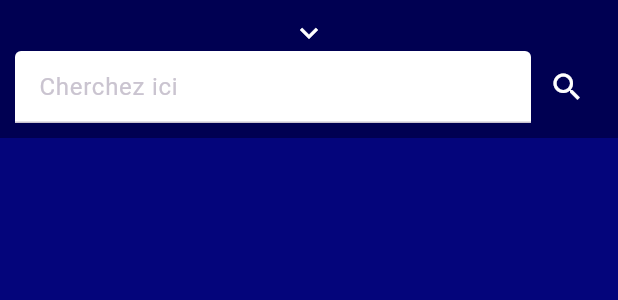
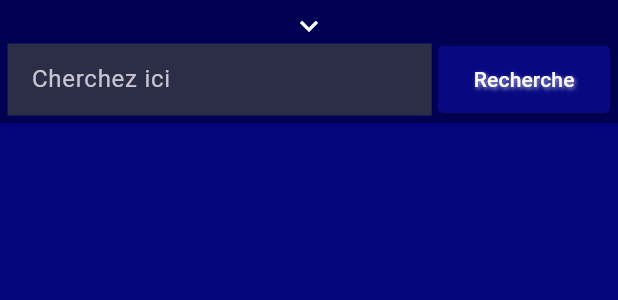
Before and after one commit to MCDiYae/dictionnary_app, a Flutter app: the BottomSearchBar widget shown alone on an empty page, opened directly, after a tap on the "keyboard arrow up" icon, on a phone screen of 412 x 824 dp. Shown: the top 300 px of the screen. Run offline on Flutter 3.47's test engine with Material 3 defaults, Android fonts, the phone set to English and light mode, and no system bars.

Commit message:
ui complete

```diff
--- a/lib/widgets/button_search_bar.dart
+++ b/lib/widgets/button_search_bar.dart
@@ -38,7 +38,7 @@ class _BottomSearchBarState extends State<BottomSearchBar> {
   Widget _buildExpandedBar() {
     return Container(
       color: colorSearchButt,
-      padding: const EdgeInsets.all(10),
+      padding: const EdgeInsets.all(5),
       child: Column(
         mainAxisSize: MainAxisSize.min,
         children: [
@@ -52,15 +52,45 @@ class _BottomSearchBarState extends State<BottomSearchBar> {
                 child: TextField(
                   decoration: InputDecoration(
                     hintText: 'Cherchez ici',
-                    fillColor: Colors.white,
+                    fillColor: cardColor,
                     filled: true,
+                    border: InputBorder.none,
                   ),
                 ),
               ),
-              IconButton(
-                icon: const Icon(Icons.search, color: Colors.white),
-                onPressed: () {},
+              const SizedBox(
+                width: 4,
               ),
+              SizedBox(
+                height: 45,
+                child: ElevatedButton(
+                  onPressed: () {
+                    // Your search function here
+                  },
+                  style: ElevatedButton.styleFrom(
+                    //minimumSize:const Size(double.infinity, 30),
+                    backgroundColor:
+                        appBarColor, // You can adjust the button color here
+                    shape: RoundedRectangleBorder(
+                      borderRadius: BorderRadius.circular(
+                          4), // Adjust corner radius as needed
+                    ),
+                  ),
+                  child: const Text(
+                    'Recherche',
+                    style: TextStyle(
+                      color: ecritureButtom,
+                      shadows: [
+                        Shadow(
+                          offset: Offset(1.0, 1.0),
+                          blurRadius: 3.0,
+                          color: Colors.white70,
+                        ),
+                      ],
+                    ),
+                  ),
+                ),
+              )
             ],
           ),
         ],
```
